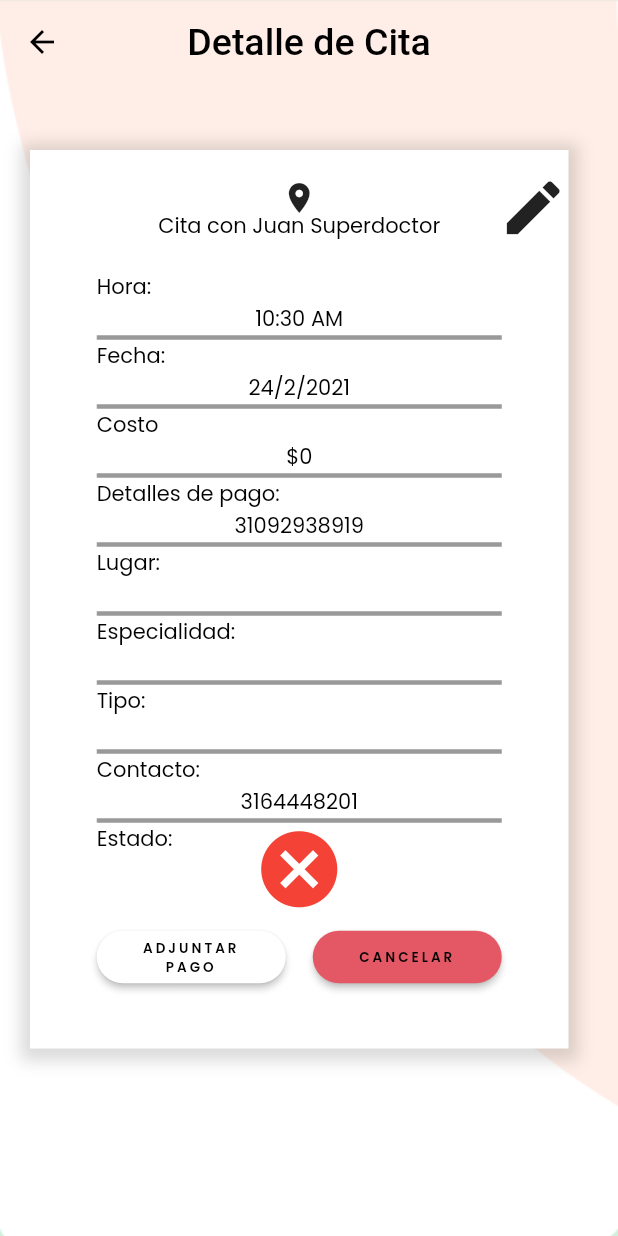
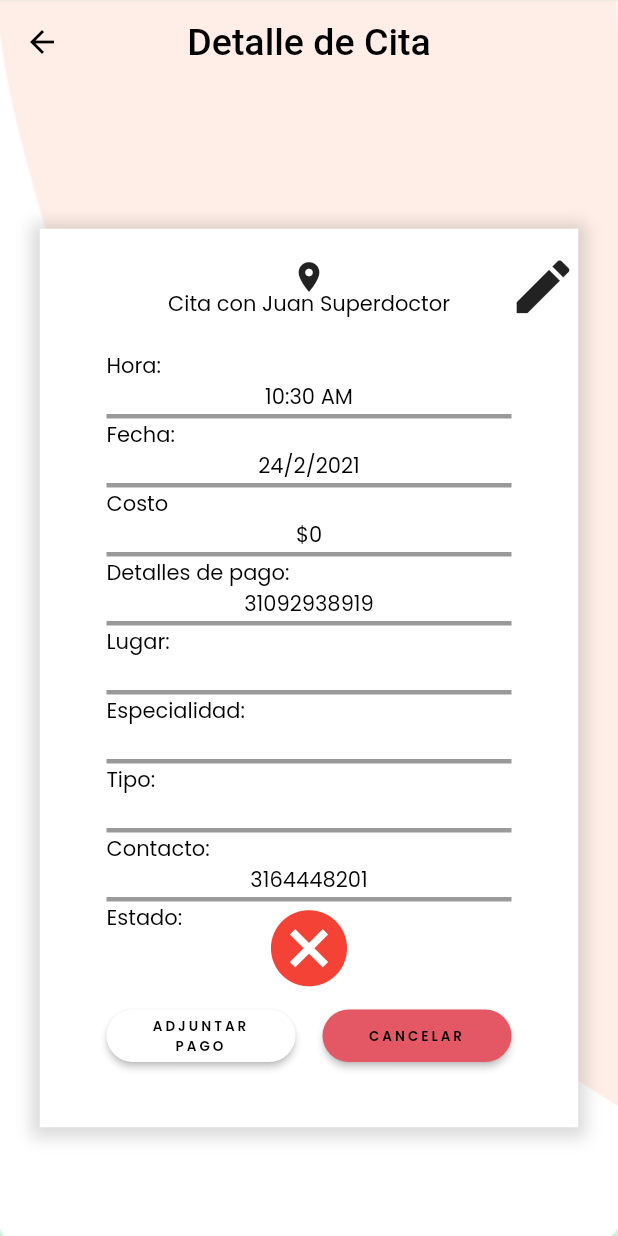
Before and after one commit to santiagocarod/Hablemos, a Flutter app: the DateDetails screen opened directly with empty values, on a phone screen of 412 x 824 dp. Run offline on Flutter 3.47's test engine with Material 2 defaults, Android fonts, the phone set to English and light mode, and no system bars; our stand-ins replace firebase_auth, firebase_core, google_fonts, rxdart; accounts and stored records are empty.

Commit message:
Arreglos patalla detalles cita

```diff
--- a/lib/presentation/pacient/dateDetails.dart
+++ b/lib/presentation/pacient/dateDetails.dart
@@ -53,8 +53,9 @@ Widget _boxInfo(
   final String type = cita.especialidad;
   final String contact = profesional.celular.toString();
 
-  return Padding(
+  return Container(
     padding: EdgeInsets.only(top: 80.0),
+    alignment: Alignment.center,
     child: SingleChildScrollView(
       child: Container(
         alignment: Alignment.center,
```
